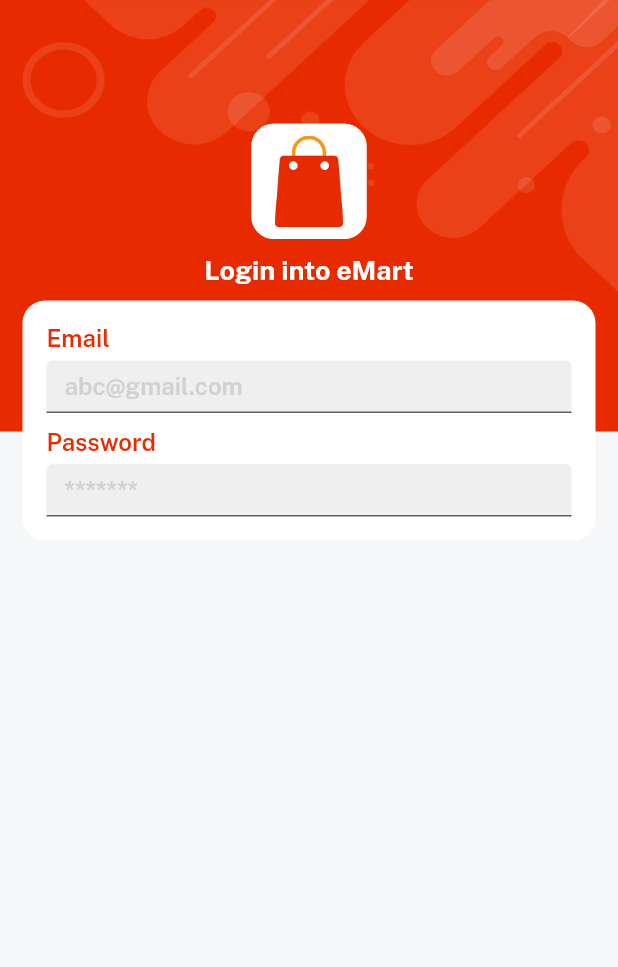
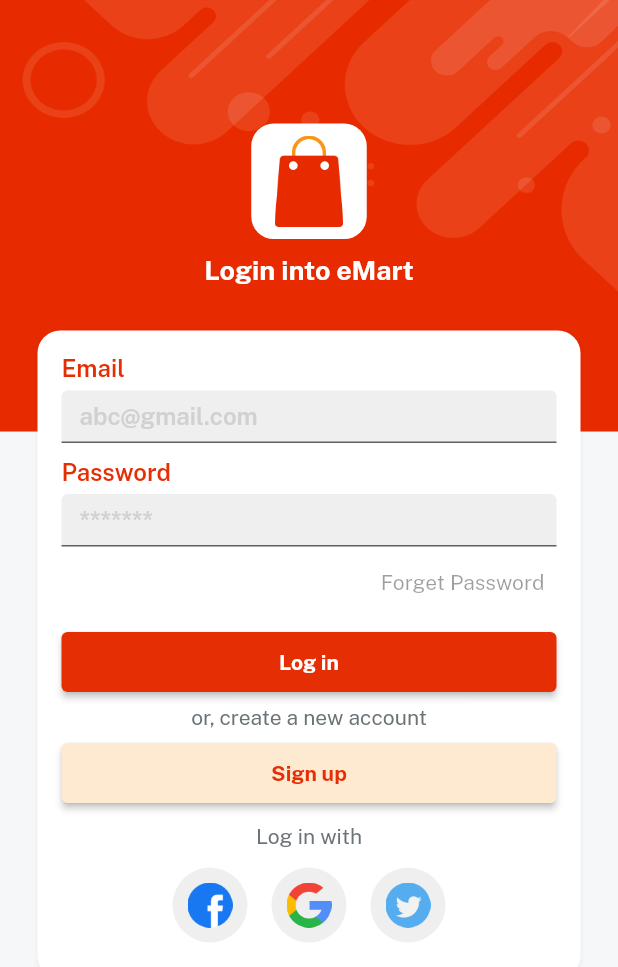
Before and after one commit to Sohag-84/E-MART-App, a Flutter app: the screen it shows after launch, on a phone screen of 412 x 824 dp. Shown: the top 967 px of the screen. Run offline on Flutter 3.47's test engine with Material 2 defaults, Android fonts, the phone set to English and light mode, and no system bars; our stand-ins replace get, velocity_x.

Commit message:
login screen design is completed

```diff
--- a/lib/consts/colors.dart
+++ b/lib/consts/colors.dart
@@ -7,3 +7,4 @@ const Color whiteColor = Color.fromRGBO(255, 255, 255, 1);
 const Color lightGrey = Color.fromRGBO(239, 239, 239, 1);
 const Color redColor = Color.fromRGBO(230, 46, 4, 1);
 const Color golden = Color.fromRGBO(255, 168, 0, 1);
+const Color lightGolden = Color(0xFFFEEAD1);
--- /dev/null
+++ b/lib/consts/list.dart
@@ -0,0 +1,3 @@
+import 'package:e_mart_app/consts/consts.dart';
+
+const socialIconList = [icFacebookLogo,icGoogleLogo,icTwitterLogo];
--- a/lib/consts/strings.dart
+++ b/lib/consts/strings.dart
@@ -5,3 +5,8 @@ const email = "Email";
 const emailHint = "abc@gmail.com";
 const password = "Password";
 const passwordHint = "*******";
+const forgetPassword = "Forget Password";
+const login = "Log in";
+const signup = "Sign up";
+const createNewAccount = "or, create a new account";
+const loginWith = "Log in with";
--- a/lib/views/auth_screen/login_screen.dart
+++ b/lib/views/auth_screen/login_screen.dart
@@ -1,4 +1,6 @@
 import 'package:e_mart_app/consts/consts.dart';
+import 'package:e_mart_app/consts/list.dart';
+import 'package:e_mart_app/widgets/custom_button.dart';
 
 class LoginScreen extends StatelessWidget {
   LoginScreen({Key? key}) : super(key: key);
@@ -10,14 +12,20 @@ class LoginScreen extends StatelessWidget {
   Widget build(BuildContext context) {
     return bgWidget(
       child: Scaffold(
+        resizeToAvoidBottomInset: false,
         body: Center(
           child: Column(
             children: [
               (context.screenHeight * 0.1).heightBox,
               appLogoWidget(),
               10.heightBox,
-            "Login into ${appname}".text.size(18).fontFamily(bold).white.make(),
-            10.heightBox,
+              "Login into ${appname}"
+                  .text
+                  .size(18)
+                  .fontFamily(bold)
+                  .white
+                  .make(),
+              30.heightBox,
               Column(
                 children: [
                   customTextField(
@@ -31,11 +39,62 @@ class LoginScreen extends StatelessWidget {
                     hintText: passwordHint,
                     controller: _passwordController,
                   ),
+                  Align(
+                    alignment: Alignment.centerRight,
+                    child: TextButton(
+                      onPressed: null,
+                      child: forgetPassword.text.make(),
+                    ),
+                  ),
+                  5.heightBox,
+                  customButton(
+                    onPressed: () {},
+                    bgColor: redColor,
+                    textColor: whiteColor,
+                    title: login,
+                  ).box.width(context.screenWidth - 50).make(),
+                  5.heightBox,
+                  createNewAccount.text.color(fontGrey).make(),
+                  5.heightBox,
+                  customButton(
+                    onPressed: () {},
+                    bgColor: lightGolden,
+                    textColor: redColor,
+                    title: signup,
+                  ).box.width(context.screenWidth - 50).make(),
+                  10.heightBox,
+                  loginWith.text.color(fontGrey).make(),
+                  5.heightBox,
+                  Row(
+                    mainAxisAlignment: MainAxisAlignment.center,
+                    children: List.generate(
+                      3,
+                      (index) => Padding(
+                        padding: const EdgeInsets.all(8.0),
+                        child: CircleAvatar(
+                          backgroundColor: lightGrey,
+                          radius: 25,
+                          child: Image.asset(
+                            socialIconList[index],
+                            width: 30,
+                          ),
+                        ),
+                      ),
+                    ),
+                  )
                 ],
-            ).box.white.rounded.p16.width(context.screenWidth - 30).make(),
+              )
+                  .box
+                  .white
+                  .rounded
+                  .p16
+                  .shadowSm
+                  .width(context.screenWidth - 50)
+                  .make(),
             ],
           ),
         ),
-    ));
+      ),
+    );
   }
 }
--- /dev/null
+++ b/lib/widgets/custom_button.dart
@@ -0,0 +1,14 @@
+// ignore_for_file: prefer_const_constructors
+
+import 'package:e_mart_app/consts/consts.dart';
+
+Widget customButton({required VoidCallback onPressed,required bgColor, required textColor, required String title}) {
+  return ElevatedButton(
+    onPressed: onPressed,
+    style: ElevatedButton.styleFrom(
+      backgroundColor: bgColor,
+      padding: EdgeInsets.all(12),
+    ),
+    child: title.text.color(textColor).fontFamily(bold).make(),
+  );
+}
```
Lines whose indentation alone changed are shown as unchanged.
